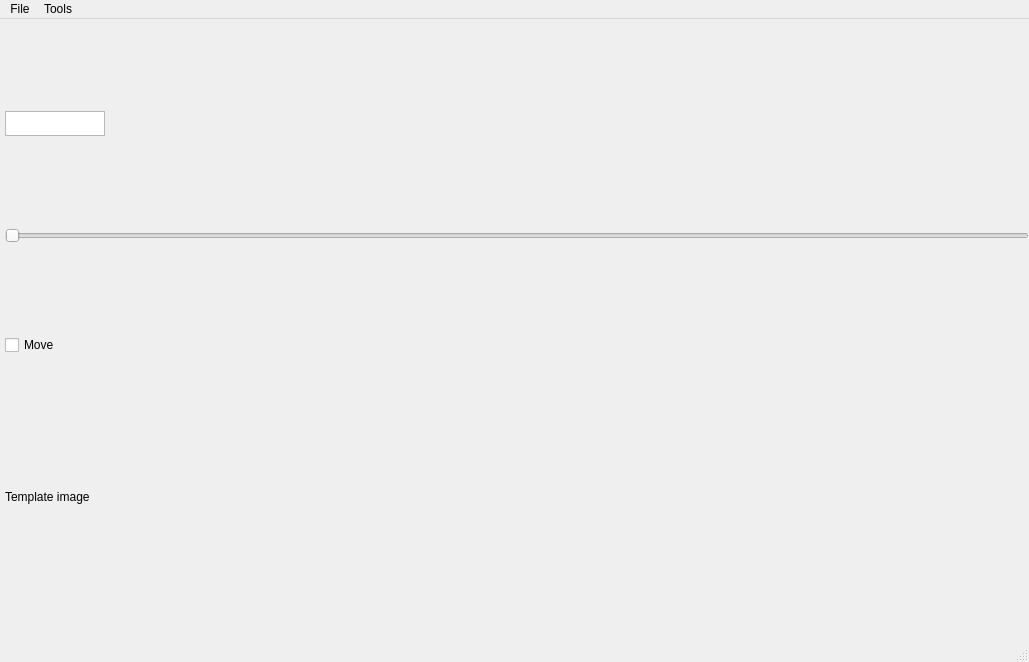
First picture: the form in gui_template.ui, repository ba50/nanobeam_electron_diffraction, before the edit.
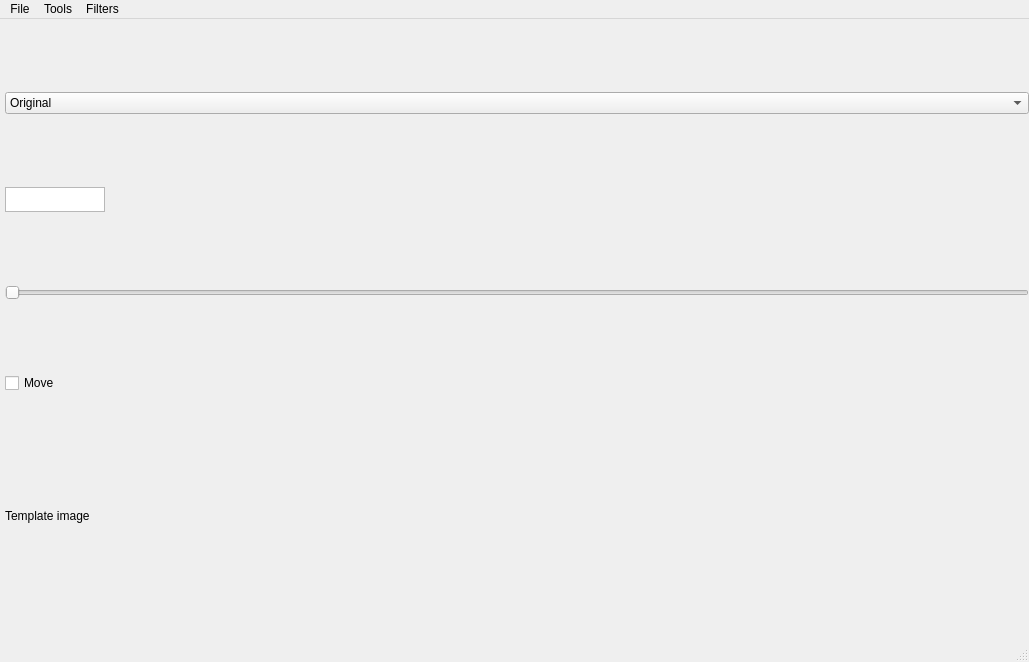
Second picture: the form after the edit.

The edit to the form file:
```diff
--- a/gui_template.ui
+++ b/gui_template.ui
@@ -40,13 +40,27 @@
      <number>0</number>
     </property>
     <item>
-     <layout class="QVBoxLayout" name="verticalLayout" stretch="0,0,0,0">
+     <layout class="QVBoxLayout" name="verticalLayout" stretch="0,0,0,0,0">
       <property name="spacing">
        <number>0</number>
       </property>
       <property name="sizeConstraint">
        <enum>QLayout::SetDefaultConstraint</enum>
       </property>
+      <item>
+       <widget class="QComboBox" name="image_series">
+        <item>
+         <property name="text">
+          <string>Original</string>
+         </property>
+        </item>
+        <item>
+         <property name="text">
+          <string>Centred</string>
+         </property>
+        </item>
+       </widget>
+      </item>
       <item>
        <widget class="QTextBrowser" name="curr_image_name">
         <property name="maximumSize">
@@ -122,8 +136,16 @@
     <addaction name="actionLoad_template"/>
     <addaction name="actionCenter_series"/>
    </widget>
+   <widget class="QMenu" name="menuFilters">
+    <property name="title">
+     <string>Filters</string>
+    </property>
+    <addaction name="actionSobel"/>
+    <addaction name="actionCanny"/>
+   </widget>
    <addaction name="menuFile"/>
    <addaction name="menuTools"/>
+   <addaction name="menuFilters"/>
   </widget>
   <widget class="QStatusBar" name="statusbar"/>
   <action name="actionOpen">
```
Left out of the diff: 10 changed lines with no effect on the pictures.
